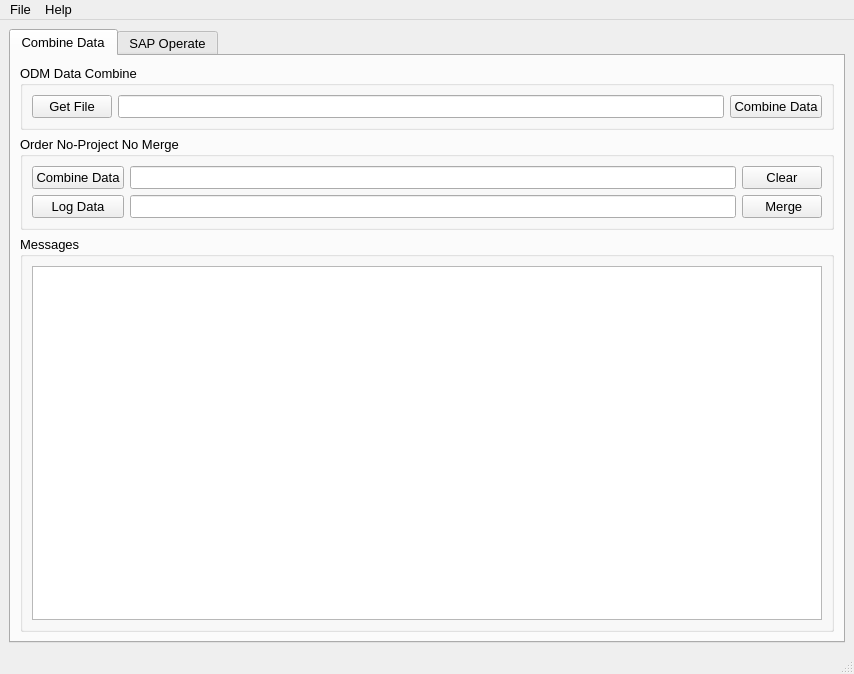
The window that Operate/GUI/Sap/Sap_Operate_UI.ui (chen-huai/work) describes before a commit, drawn with Qt 5.
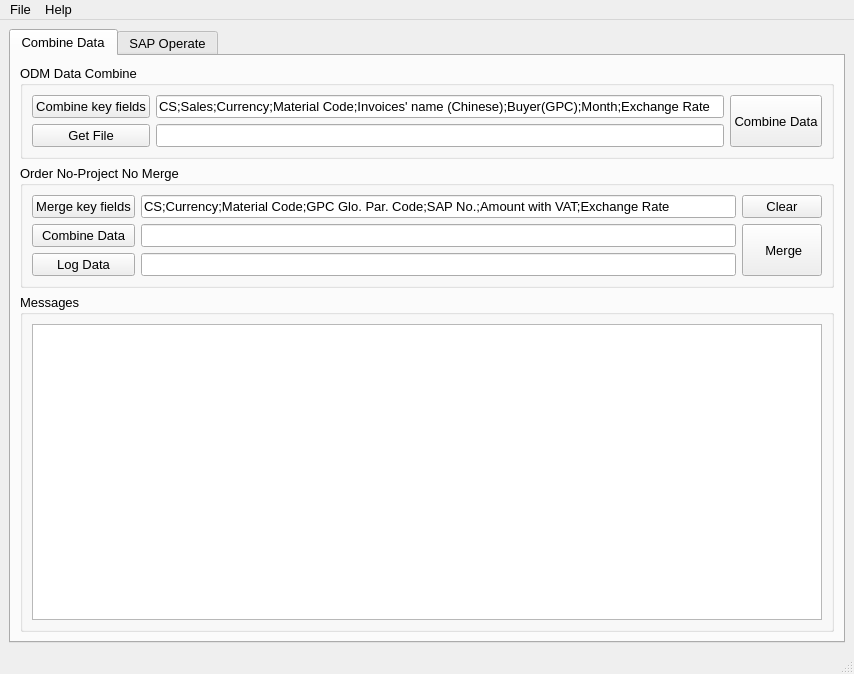
The same window after the commit. Icons and pictures are not drawn.

Commit message: 修复plan cost功能；修复D2金额，material code将空值bug；联系人为空时添加******。

The edit to the form file:
```diff
--- a/Operate/GUI/Sap/Sap_Operate_UI.ui
+++ b/Operate/GUI/Sap/Sap_Operate_UI.ui
@@ -53,22 +53,42 @@
           </property>
           <layout class="QGridLayout" name="gridLayout_4">
            <item row="0" column="0">
+            <widget class="QPushButton" name="pushButton_31">
+             <property name="text">
+              <string>Combine key fields</string>
+             </property>
+            </widget>
+           </item>
+           <item row="1" column="0">
             <widget class="QPushButton" name="pushButton_18">
              <property name="text">
               <string>Get File</string>
              </property>
             </widget>
            </item>
-           <item row="0" column="3">
-            <widget class="QPushButton" name="pushButton_19">
-             <property name="text">
-              <string>Combine Data</string>
-             </property>
-            </widget>
-           </item>
-           <item row="0" column="1">
+           <item row="1" column="1">
             <widget class="QLineEdit" name="lineEdit_7"/>
            </item>
+           <item row="0" column="1">
+            <widget class="QLineEdit" name="lineEdit_15">
+             <property name="text">
+              <string>CS;Sales;Currency;Material Code;Invoices' name (Chinese);Buyer(GPC);Month;Exchange Rate</string>
+             </property>
+            </widget>
+           </item>
+           <item row="0" column="3" rowspan="2">
+            <widget class="QPushButton" name="pushButton_19">
+             <property name="sizePolicy">
+              <sizepolicy hsizetype="Minimum" vsizetype="Expanding">
+               <horstretch>0</horstretch>
+               <verstretch>0</verstretch>
+              </sizepolicy>
+             </property>
+             <property name="text">
+              <string>Combine Data</string>
+             </property>
+            </widget>
+           </item>
           </layout>
          </widget>
         </item>
@@ -96,7 +116,23 @@
            <string>Order No-Project No Merge</string>
           </property>
           <layout class="QGridLayout" name="gridLayout_8">
+           <item row="3" column="1">
+            <widget class="QLineEdit" name="lineEdit_9"/>
+           </item>
            <item row="0" column="0">
+            <widget class="QPushButton" name="pushButton_32">
+             <property name="sizePolicy">
+              <sizepolicy hsizetype="Minimum" vsizetype="Fixed">
+               <horstretch>0</horstretch>
+               <verstretch>0</verstretch>
+              </sizepolicy>
+             </property>
+             <property name="text">
+              <string>Merge key fields</string>
+             </property>
+            </widget>
+           </item>
+           <item row="2" column="0">
             <widget class="QPushButton" name="pushButton_23">
              <property name="sizePolicy">
               <sizepolicy hsizetype="Minimum" vsizetype="Fixed">
@@ -109,33 +145,43 @@
              </property>
             </widget>
            </item>
-           <item row="1" column="0">
+           <item row="2" column="1">
+            <widget class="QLineEdit" name="lineEdit_8"/>
+           </item>
+           <item row="0" column="2">
+            <widget class="QPushButton" name="pushButton_20">
+             <property name="text">
+              <string>Clear</string>
+             </property>
+            </widget>
+           </item>
+           <item row="3" column="0">
             <widget class="QPushButton" name="pushButton_24">
              <property name="text">
               <string>Log Data</string>
              </property>
             </widget>
            </item>
-           <item row="1" column="1">
-            <widget class="QLineEdit" name="lineEdit_9"/>
-           </item>
            <item row="0" column="1">
-            <widget class="QLineEdit" name="lineEdit_8"/>
+            <widget class="QLineEdit" name="lineEdit_16">
+             <property name="text">
+              <string>CS;Currency;Material Code;GPC Glo. Par. Code;SAP No.;Amount with VAT;Exchange Rate</string>
+             </property>
+            </widget>
            </item>
-           <item row="1" column="2">
+           <item row="2" column="2" rowspan="2">
             <widget class="QPushButton" name="pushButton_25">
+             <property name="sizePolicy">
+              <sizepolicy hsizetype="Minimum" vsizetype="Expanding">
+               <horstretch>0</horstretch>
+               <verstretch>0</verstretch>
+              </sizepolicy>
+             </property>
              <property name="text">
               <string> Merge</string>
              </property>
             </widget>
            </item>
-           <item row="0" column="2">
-            <widget class="QPushButton" name="pushButton_20">
-             <property name="text">
-              <string>Clear</string>
-             </property>
-            </widget>
-           </item>
           </layout>
          </widget>
         </item>
@@ -520,8 +566,8 @@
             <rect>
              <x>0</x>
              <y>0</y>
-             <width>328</width>
-             <height>516</height>
+             <width>365</width>
+             <height>500</height>
             </rect>
            </property>
            <attribute name="label">
@@ -742,8 +788,8 @@
             <rect>
              <x>0</x>
              <y>0</y>
-             <width>328</width>
-             <height>516</height>
+             <width>277</width>
+             <height>402</height>
             </rect>
            </property>
            <attribute name="label">
@@ -1340,7 +1386,7 @@
      <x>0</x>
      <y>0</y>
      <width>854</width>
-     <height>22</height>
+     <height>25</height>
     </rect>
    </property>
    <widget class="QMenu" name="menuFile">
```
The commit also changes 3 other files.
